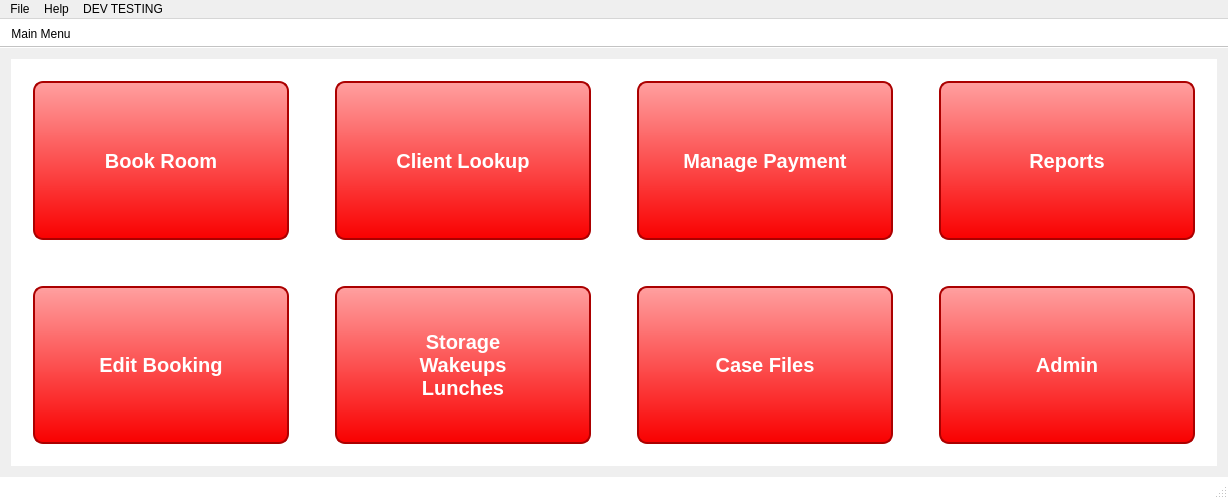
The window that ArcApp/mainwindow.ui (Arc-Project/Arc) describes before a commit, drawn with Qt 5.
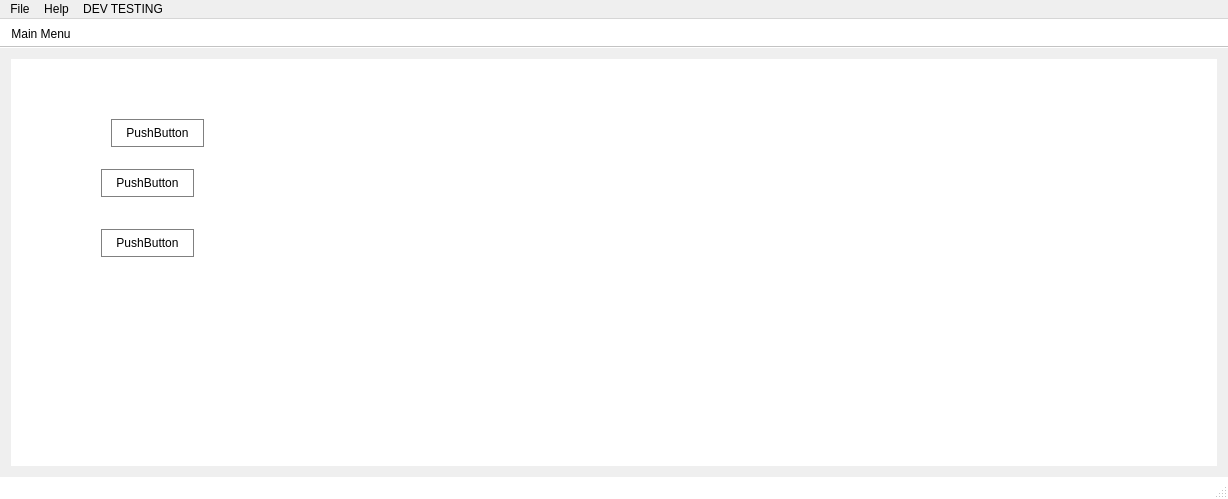
The same window after the commit.

Commit message: updated button style; new ico to support multiple sizes - still a bit blurry but better than before

```diff
--- a/ArcApp/mainwindow.ui
+++ b/ArcApp/mainwindow.ui
@@ -19,16 +19,16 @@
 }
 
 QPushButton {
-	color: white;
-	background-color: #f90000;
-}
-
-QPushButton:pressed {
-	background-color: #d80101;
+	border: 1px solid grey; 
 }
 
 QPushButton:hover {
-	background-color: #ff2626;
+	color: #ffffff;
+	background-color: #cc0000;
+}
+
+QPushButton:pressed {
+	background-color: #a50000;
 }
 
 QWidget#wdg_mainScreen QPushButton{
@@ -55,10 +55,10 @@
   </property>
   <widget class="QWidget" name="centralWidget">
    <layout class="QGridLayout" name="gridLayout_6">
-    <item row="0" column="0">
+    <item row="1" column="0">
      <widget class="QStackedWidget" name="stackedWidget">
       <property name="currentIndex">
-       <number>0</number>
+       <number>11</number>
       </property>
       <widget class="QWidget" name="mainMenu">
        <layout class="QGridLayout" name="gridLayout_5">
@@ -1268,6 +1268,69 @@
         </item>
        </layout>
       </widget>
+      <widget class="QWidget" name="page">
+       <widget class="QWidget" name="widget" native="true">
+        <property name="geometry">
+         <rect>
+          <x>10</x>
+          <y>20</y>
+          <width>271</width>
+          <height>351</height>
+         </rect>
+        </property>
+        <widget class="QPushButton" name="pushButton">
+         <property name="geometry">
+          <rect>
+           <x>90</x>
+           <y>40</y>
+           <width>93</width>
+           <height>28</height>
+          </rect>
+         </property>
+         <property name="autoFillBackground">
+          <bool>false</bool>
+         </property>
+         <property name="styleSheet">
+          <string notr="true"/>
+         </property>
+         <property name="text">
+          <string>PushButton</string>
+         </property>
+         <property name="default">
+          <bool>false</bool>
+         </property>
+         <property name="flat">
+          <bool>false</bool>
+         </property>
+        </widget>
+        <widget class="QPushButton" name="pushButton_2">
+         <property name="geometry">
+          <rect>
+           <x>80</x>
+           <y>90</y>
+           <width>93</width>
+           <height>28</height>
+          </rect>
+         </property>
+         <property name="text">
+          <string>PushButton</string>
+         </property>
+        </widget>
+        <widget class="QPushButton" name="pushButton_4">
+         <property name="geometry">
+          <rect>
+           <x>80</x>
+           <y>150</y>
+           <width>93</width>
+           <height>28</height>
+          </rect>
+         </property>
+         <property name="text">
+          <string>PushButton</string>
+         </property>
+        </widget>
+       </widget>
+      </widget>
      </widget>
     </item>
    </layout>
```
The commit also changes 2 other files.
